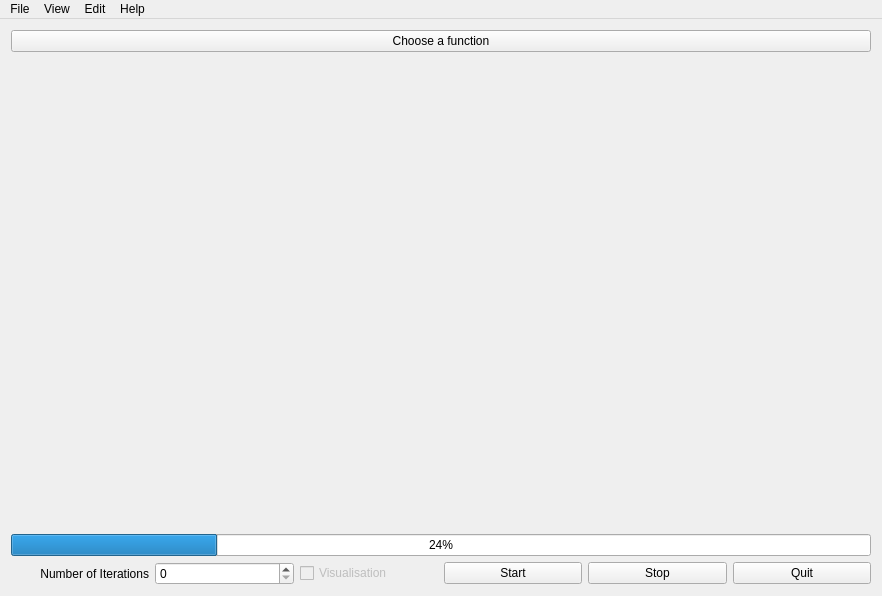
Qt form Aplikacja/Polak_Ribiere/forms/mainwindow.ui (MacAndKaj/Theory_and_Methods_of_Optimization) before a commit.
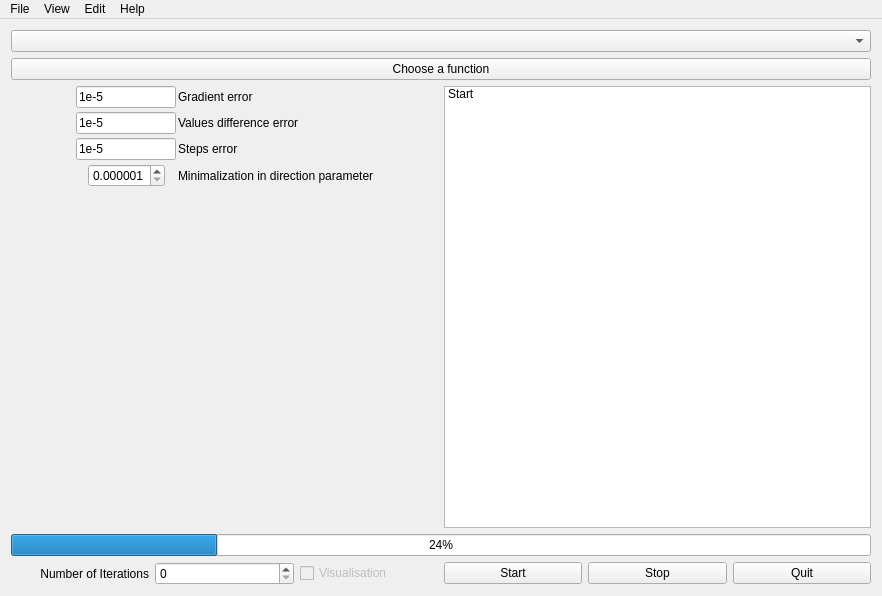
The same form after that commit.

```diff
--- a/Aplikacja/Polak_Ribiere/forms/mainwindow.ui
+++ b/Aplikacja/Polak_Ribiere/forms/mainwindow.ui
@@ -15,6 +15,9 @@
   </property>
   <widget class="QWidget" name="centralWidget">
    <layout class="QVBoxLayout" name="verticalLayout_3">
+    <item>
+     <widget class="QComboBox" name="comboBox_methods"/>
+    </item>
     <item>
      <widget class="QPushButton" name="pushButton_chooseFunction">
       <property name="text">
@@ -23,20 +26,143 @@
      </widget>
     </item>
     <item>
-     <widget class="QWidget" name="widget_startParameters" native="true"/>
-    </item>
-    <item>
-     <spacer name="verticalSpacer">
-      <property name="orientation">
-       <enum>Qt::Vertical</enum>
-      </property>
-      <property name="sizeHint" stdset="0">
-       <size>
-        <width>20</width>
-        <height>40</height>
-       </size>
-      </property>
-     </spacer>
+     <layout class="QHBoxLayout" name="horizontalLayout_3">
+      <item>
+       <layout class="QFormLayout" name="formLayout">
+        <property name="sizeConstraint">
+         <enum>QLayout::SetNoConstraint</enum>
+        </property>
+        <property name="fieldGrowthPolicy">
+         <enum>QFormLayout::FieldsStayAtSizeHint</enum>
+        </property>
+        <property name="rowWrapPolicy">
+         <enum>QFormLayout::DontWrapRows</enum>
+        </property>
+        <property name="labelAlignment">
+         <set>Qt::AlignCenter</set>
+        </property>
+        <property name="formAlignment">
+         <set>Qt::AlignHCenter|Qt::AlignTop</set>
+        </property>
+        <property name="horizontalSpacing">
+         <number>2</number>
+        </property>
+        <property name="verticalSpacing">
+         <number>4</number>
+        </property>
+        <item row="0" column="0">
+         <widget class="QLineEdit" name="lineEdit_ValueError">
+          <property name="maximumSize">
+           <size>
+            <width>100</width>
+            <height>16777215</height>
+           </size>
+          </property>
+          <property name="text">
+           <string>1e-5</string>
+          </property>
+         </widget>
+        </item>
+        <item row="0" column="1">
+         <widget class="QLabel" name="label_gradientError">
+          <property name="text">
+           <string>Gradient error</string>
+          </property>
+         </widget>
+        </item>
+        <item row="1" column="0">
+         <widget class="QLineEdit" name="lineEdit_gradientError">
+          <property name="maximumSize">
+           <size>
+            <width>100</width>
+            <height>16777215</height>
+           </size>
+          </property>
+          <property name="toolTip">
+           <string>&lt;html&gt;&lt;head/&gt;&lt;body&gt;&lt;p&gt;Gradient error&lt;/p&gt;&lt;/body&gt;&lt;/html&gt;</string>
+          </property>
+          <property name="text">
+           <string>1e-5</string>
+          </property>
+         </widget>
+        </item>
+        <item row="1" column="1">
+         <widget class="QLabel" name="label_valDiffError">
+          <property name="text">
+           <string>Values difference error</string>
+          </property>
+         </widget>
+        </item>
+        <item row="2" column="0">
+         <widget class="QLineEdit" name="lineEdit_StepError">
+          <property name="maximumSize">
+           <size>
+            <width>100</width>
+            <height>16777215</height>
+           </size>
+          </property>
+          <property name="text">
+           <string>1e-5</string>
+          </property>
+         </widget>
+        </item>
+        <item row="2" column="1">
+         <widget class="QLabel" name="label_stepsError">
+          <property name="text">
+           <string>Steps error</string>
+          </property>
+         </widget>
+        </item>
+        <item row="3" column="0">
+         <widget class="QDoubleSpinBox" name="doubleSpinBox_armijo">
+          <property name="sizePolicy">
+           <sizepolicy hsizetype="Expanding" vsizetype="Fixed">
+            <horstretch>0</horstretch>
+            <verstretch>0</verstretch>
+           </sizepolicy>
+          </property>
+          <property name="maximumSize">
+           <size>
+            <width>100</width>
+            <height>16777215</height>
+           </size>
+          </property>
+          <property name="decimals">
+           <number>6</number>
+          </property>
+          <property name="minimum">
+           <double>0.000001000000000</double>
+          </property>
+          <property name="maximum">
+           <double>0.900000000000000</double>
+          </property>
+          <property name="singleStep">
+           <double>0.000001000000000</double>
+          </property>
+          <property name="value">
+           <double>0.000001000000000</double>
+          </property>
+         </widget>
+        </item>
+        <item row="3" column="1">
+         <widget class="QLabel" name="label_armijoError">
+          <property name="text">
+           <string>Minimalization in direction parameter</string>
+          </property>
+         </widget>
+        </item>
+       </layout>
+      </item>
+      <item>
+       <widget class="QListWidget" name="listWidget">
+        <item>
+         <property name="text">
+          <string>Start</string>
+         </property>
+        </item>
+       </widget>
+      </item>
+     </layout>
     </item>
     <item>
      <widget class="QProgressBar" name="progressBar_computing">
```
